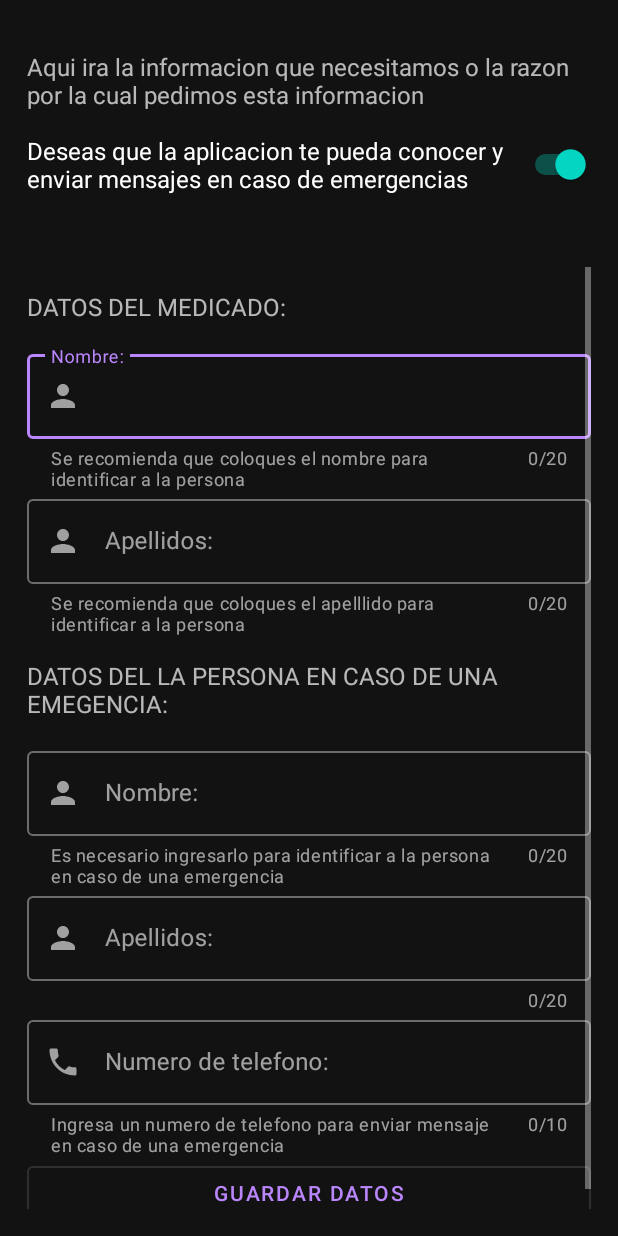
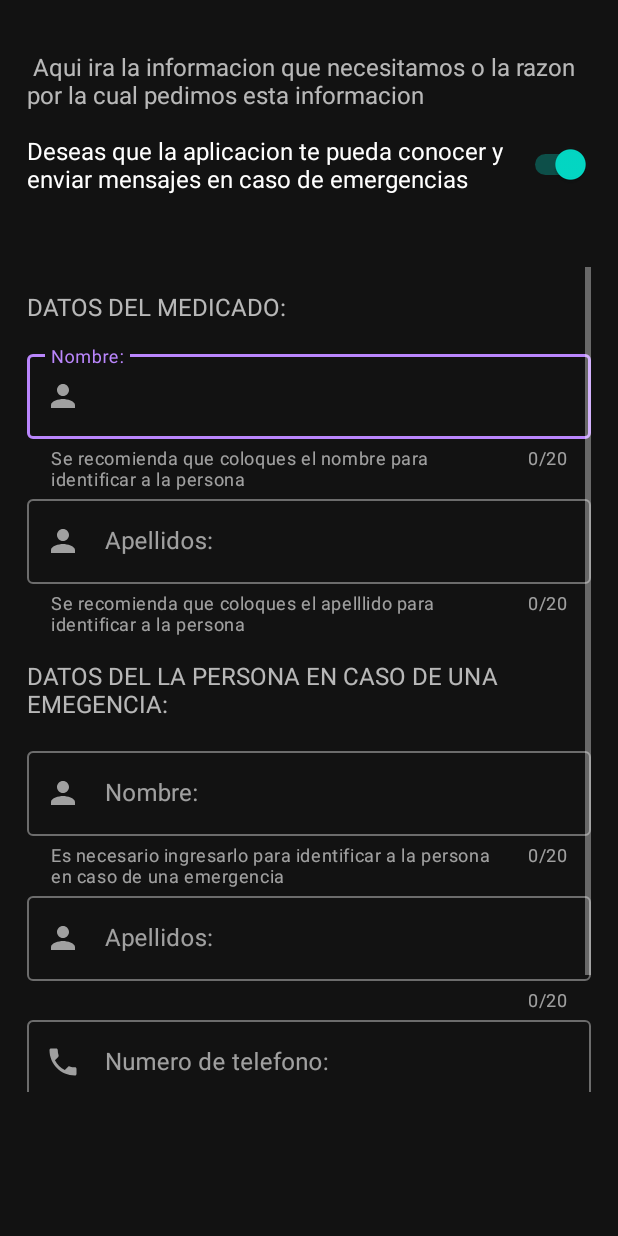
Before and after one commit to montdroud52468/MedIme, an Android app: the screen it shows after launch (Principal), after a tap on "Deseas que la aplicacion te pueda conoce", on a phone screen of 412 x 824 dp. Run offline under Robolectric (Android 15) with nearby library versions, the phone set to English and light mode, and no system bars.

Commit message:
principal y en el boton de mergencia Cambie el inicio y el mensaje

```diff
--- a/app/src/main/java/com/example/app/MainActivity.java
+++ b/app/src/main/java/com/example/app/MainActivity.java
@@ -42,7 +42,7 @@ public class MainActivity extends AppCompatActivity {
                 startActivity(intent);
                 finish();
             }
-        }, 6000);
+        }, 3000);
     }
 
 }
--- a/app/src/main/java/com/example/app/Presentacion27.java
+++ b/app/src/main/java/com/example/app/Presentacion27.java
@@ -186,7 +186,7 @@ public class Presentacion27 extends AppCompatActivity implements View.OnClickLis
         String apellit = preferencias.getString("Apellidot", "No Existe la informacion");
         String numbert = preferencias.getString("Numerot", "No Existe la informacion");
 
-        enviarMensaje(numbert,"Tu familiar "+usuario+" "+apelli+" Se encuentra en riesgo de favor de comunicrate con el en caso de que no conteste llama a emergencias.");
+        enviarMensaje(numbert,"¡¡¡EMERGENCIA!!!\nTu familiar "+usuario+" "+apelli+" se encuentra en riesgo,por favor comunicate con él, en caso de que no conteste llama a emergencias.");
     }
 
     private void enviarMensaje(String num, String str) {
--- a/app/src/main/java/com/example/app/Principal.java
+++ b/app/src/main/java/com/example/app/Principal.java
@@ -9,7 +9,9 @@ import android.os.Bundle;
 import android.view.View;
 import android.widget.Button;
 import android.widget.EditText;
+import android.widget.GridLayout;
 import android.widget.LinearLayout;
+import android.widget.ScrollView;
 import android.widget.Switch;
 import android.widget.Toast;
 
@@ -17,32 +19,36 @@ import com.google.android.material.textfield.TextInputLayout;
 
 public class Principal extends AppCompatActivity {
     TextInputLayout t1, t2, t3;
-    EditText cad1,cad2,cad3,cad4,cad5;
+    EditText cad1, cad2, cad3, cad4, cad5;
     Switch sw1;
-    LinearLayout layout;
+    GridLayout layout;
     Button omi, env;
+    ScrollView padr;
+
     @Override
     protected void onCreate(Bundle savedInstanceState) {
         super.onCreate(savedInstanceState);
         setContentView(R.layout.activity_principal);
-        cad1   = (EditText) findViewById(R.id.Nombre);
-        cad2   = (EditText) findViewById(R.id.Apellidos);
-        cad3   = (EditText) findViewById(R.id.NombreT);
-        cad4   = (EditText) findViewById(R.id.ApellidosT);
-        cad5   = (EditText) findViewById(R.id.NumeroT);
-        sw1 = (Switch)findViewById(R.id.sw1) ;
-        omi = (Button)findViewById(R.id.Omitir);
-        layout=(LinearLayout)findViewById(R.id.enc);
+        cad1 = (EditText) findViewById(R.id.Nombre);
+        cad2 = (EditText) findViewById(R.id.Apellidos);
+        cad3 = (EditText) findViewById(R.id.NombreT);
+        cad4 = (EditText) findViewById(R.id.ApellidosT);
+        cad5 = (EditText) findViewById(R.id.NumeroT);
+        sw1 = (Switch) findViewById(R.id.sw1);
+        omi = (Button) findViewById(R.id.Omitir);
+        layout = (GridLayout) findViewById(R.id.enc);
+        padr = (ScrollView) findViewById(R.id.padre);
+
         cargarPreferencias();
-        if(sw1.isChecked()){
+        if (sw1.isChecked()) {
             ence();
 
-        }else{
+        } else {
             apag();
         }
     }
 
-    public void ence(){
+    public void ence() {
 
         layout.setVisibility(View.VISIBLE);
         layout.setEnabled(true);
@@ -51,45 +57,44 @@ public class Principal extends AppCompatActivity {
 
     }
 
-    public void apag(){
+    public void apag() {
         layout.setVisibility(View.INVISIBLE);
         layout.setEnabled(false);
         omi.setVisibility(View.VISIBLE);
         omi.setEnabled(true);
     }
 
-    public void validarSw(View view){
-        if(sw1.isChecked()){
+    public void validarSw(View view) {
+        if (sw1.isChecked()) {
             ence();
 
-        }else{
+        } else {
             apag();
         }
     }
 
     private void cargarPreferencias() {
-        SharedPreferences preferencias=getSharedPreferences("Credenciales",Context.MODE_PRIVATE);
+        SharedPreferences preferencias = getSharedPreferences("Credenciales", Context.MODE_PRIVATE);
 
-        String usuario=preferencias.getString("Nombre","No Existe la informacion");
-        String apelli=preferencias.getString("Apellido","No Existe la informacion");
-        String usuariot=preferencias.getString("Nombret","No Existe la informacion");
-        String apellit=preferencias.getString("Apellidot","No Existe la informacion");
-        String numbert=preferencias.getString("Numerot","No Existe la informacion");
-        int pase=preferencias.getInt("Pase",0);
+        String usuario = preferencias.getString("Nombre", "No Existe la informacion");
+        String apelli = preferencias.getString("Apellido", "No Existe la informacion");
+        String usuariot = preferencias.getString("Nombret", "No Existe la informacion");
+        String apellit = preferencias.getString("Apellidot", "No Existe la informacion");
+        String numbert = preferencias.getString("Numerot", "No Existe la informacion");
+        int pase = preferencias.getInt("Pase", 0);
 
 
-
-        if(pase==0){
-            Toast.makeText(getApplicationContext(),"CREA UN NUEVO USUARIO",Toast.LENGTH_SHORT).show();
+        if (pase == 0) {
+            Toast.makeText(getApplicationContext(), "CREA UN NUEVO USUARIO", Toast.LENGTH_SHORT).show();
         }
-        if(pase==1){
-            Toast.makeText(getApplicationContext(),"INICIASTE COMO:"+usuario+" "+apelli,Toast.LENGTH_SHORT).show();
-            Intent intent = new Intent(Principal.this,Presentacion27.class);
+        if (pase == 1) {
+            Toast.makeText(getApplicationContext(), "INICIASTE COMO:" + usuario + " " + apelli, Toast.LENGTH_SHORT).show();
+            Intent intent = new Intent(Principal.this, Presentacion27.class);
             startActivity(intent);
             finish();
         }
-        if(pase==2){
-            Toast.makeText(getApplicationContext(),"EDITA USUARIO",Toast.LENGTH_SHORT).show();
+        if (pase == 2) {
+            Toast.makeText(getApplicationContext(), "EDITA USUARIO", Toast.LENGTH_SHORT).show();
             sw1.setChecked(true);
             cad1.setText(usuario);
             cad2.setText(apelli);
@@ -104,15 +109,15 @@ public class Principal extends AppCompatActivity {
         switch (view.getId()) {
             case R.id.Enviar:
                 guardar();
-                Toast.makeText(getApplicationContext(),"Datos Guardados con Exito",Toast.LENGTH_SHORT).show();
-                Intent intent = new Intent(Principal.this,Presentacion27.class);
+                Toast.makeText(getApplicationContext(), "Datos Guardados con Exito", Toast.LENGTH_SHORT).show();
+                Intent intent = new Intent(Principal.this, Presentacion27.class);
                 startActivity(intent);
                 finish();
                 break;
             case R.id.Omitir:
                 Omitir();
-                Toast.makeText(getApplicationContext(),"Datos Omitidos",Toast.LENGTH_SHORT).show();
-                Intent intent2 = new Intent(Principal.this,Presentacion27.class);
+                Toast.makeText(getApplicationContext(), "Datos Omitidos", Toast.LENGTH_SHORT).show();
+                Intent intent2 = new Intent(Principal.this, Presentacion27.class);
                 startActivity(intent2);
                 finish();
                 break;
@@ -120,35 +125,35 @@ public class Principal extends AppCompatActivity {
     }
 
     private void Omitir() {
-        SharedPreferences preferencias=getSharedPreferences("Credenciales",Context.MODE_PRIVATE);
-        String nom="";
-        SharedPreferences.Editor editor=preferencias.edit();
-        editor.putString("Nombre",nom);
-        editor.putString("Apellido",nom);
-        editor.putString("Nombret",nom);
-        editor.putString("Apellidot",nom);
-        editor.putString("Numerot",nom);
-        editor.putInt("Pase",1);
+        SharedPreferences preferencias = getSharedPreferences("Credenciales", Context.MODE_PRIVATE);
+        String nom = "";
+        SharedPreferences.Editor editor = preferencias.edit();
+        editor.putString("Nombre", nom);
+        editor.putString("Apellido", nom);
+        editor.putString("Nombret", nom);
+        editor.putString("Apellidot", nom);
+        editor.putString("Numerot", nom);
+        editor.putInt("Pase", 1);
 
         editor.commit();
     }
 
-    public void guardar(){
-        SharedPreferences preferencias=getSharedPreferences("Credenciales",Context.MODE_PRIVATE);
+    public void guardar() {
+        SharedPreferences preferencias = getSharedPreferences("Credenciales", Context.MODE_PRIVATE);
 
-        String nom=cad1.getText().toString();
-        String ape=cad2.getText().toString();
-        String num=cad5.getText().toString();
-        String nomt=cad3.getText().toString();
-        String apet=cad4.getText().toString();
+        String nom = cad1.getText().toString();
+        String ape = cad2.getText().toString();
+        String num = cad5.getText().toString();
+        String nomt = cad3.getText().toString();
+        String apet = cad4.getText().toString();
 
-        SharedPreferences.Editor editor=preferencias.edit();
-        editor.putString("Nombre",nom);
-        editor.putString("Apellido",ape);
-        editor.putString("Nombret",nomt);
-        editor.putString("Apellidot",apet);
-        editor.putString("Numerot",num);
-        editor.putInt("Pase",1);
+        SharedPreferences.Editor editor = preferencias.edit();
+        editor.putString("Nombre", nom);
+        editor.putString("Apellido", ape);
+        editor.putString("Nombret", nomt);
+        editor.putString("Apellidot", apet);
+        editor.putString("Numerot", num);
+        editor.putInt("Pase", 1);
 
         editor.commit();
 
--- a/app/src/main/res/anim/des_abajo.xml
+++ b/app/src/main/res/anim/des_abajo.xml
@@ -3,9 +3,9 @@
     <translate
         android:fromXDelta="0"
         android:fromYDelta="-75%"
-        android:duration="4000"/>
+        android:duration="2000"/>
     <alpha
         android:fromAlpha="0.1"
         android:toAlpha="1.0"
-        android:duration="4000"/>
+        android:duration="2000"/>
 </set>
--- a/app/src/main/res/anim/des_arriba.xml
+++ b/app/src/main/res/anim/des_arriba.xml
@@ -3,9 +3,9 @@
     <translate
         android:fromXDelta="0"
         android:fromYDelta="75%"
-        android:duration="4000"/>
+        android:duration="2000"/>
     <alpha
         android:fromAlpha="0.1"
         android:toAlpha="1.0"
-        android:duration="4000"/>
+        android:duration="2000"/>
 </set>
--- a/app/src/main/res/layout/activity_presentacion27.xml
+++ b/app/src/main/res/layout/activity_presentacion27.xml
@@ -69,7 +69,7 @@
                     <TextView
                         android:layout_width="wrap_content"
                         android:layout_height="wrap_content"
-                        android:text="LLAMAR A EMERGENCIAS"
+                        android:text="LLAMAR A EMERGENCIAS XD"
                         android:textStyle="bold"
                         android:id="@+id/TxtEme"
                         android:textAlignment="center"/>
--- a/app/src/main/res/layout/activity_principal.xml
+++ b/app/src/main/res/layout/activity_principal.xml
@@ -4,45 +4,15 @@
     xmlns:tools="http://schemas.android.com/tools"
     android:layout_width="match_parent"
     android:layout_height="match_parent"
+    android:layout_margin="18dp"
     android:orientation="vertical"
-    android:layout_margin="18dp"
     tools:context=".Principal">
 
-    <TextView
-        android:layout_width="match_parent"
-        android:layout_height="wrap_content"
-        android:textSize="16dp"
-        android:layout_marginVertical="15dp"
-        android:text="Aqui ira la informacion que necesitamos o la razon por la cual pedimos esta informacion "/>
+    <ScrollView
+        android:layout_width="wrap_content"
+        android:layout_height="match_parent"
+        android:id="@+id/padre">
 
-    <Switch
-        android:id="@+id/sw1"
-        android:checked="false"
-        android:onClick="validarSw"
-        android:textSize="16dp"
-        android:layout_width="match_parent"
-        android:layout_height="wrap_content"
-        android:text="Deseas que la aplicacion te pueda conocer y enviar mensajes en caso de emergencias" />
-
-
-    <Button
-        android:id="@+id/Omitir"
-        android:layout_width="match_parent"
-        android:layout_height="wrap_content"
-        android:gravity="center"
-        android:onClick="onclickPrin"
-        style="@style/Widget.MaterialComponents.Button.OutlinedButton"
-        android:text="Guardar Datos" />
-
-
-    <LinearLayout
-        android:layout_width="match_parent"
-        android:layout_height="wrap_content"
-        android:orientation="vertical"
-        android:id="@+id/enc">
-        <ScrollView
-            android:layout_width="match_parent"
-            android:layout_height="wrap_content">
         <LinearLayout
             android:layout_width="match_parent"
             android:layout_height="wrap_content"
@@ -51,140 +21,178 @@
             <TextView
                 android:layout_width="match_parent"
                 android:layout_height="wrap_content"
+                android:layout_marginVertical="15dp"
+                android:text=" Aqui ira la informacion que necesitamos o la razon por la cual pedimos esta informacion"
+                android:textSize="16dp" />
+
+            <Switch
+                android:id="@+id/sw1"
+                android:layout_width="match_parent"
+                android:layout_height="wrap_content"
+                android:checked="false"
+                android:onClick="validarSw"
+                android:text="Deseas que la aplicacion te pueda conocer y enviar mensajes en caso de emergencias"
+                android:textSize="16dp" />
+
+
+            <Button
+                android:id="@+id/Omitir"
+                style="@style/Widget.MaterialComponents.Button.OutlinedButton"
+                android:layout_width="match_parent"
+                android:layout_height="wrap_content"
+                android:gravity="center"
+                android:onClick="onclickPrin"
+                android:text="Guardar Datos" />
+
+            <GridLayout
+                android:layout_width="match_parent"
+                android:layout_height="550dp"
+                android:layout_below="@id/title"
+                android:id="@+id/enc"
+                android:columnCount="1"
+                android:rowCount="1">
+
+                    <ScrollView
+                        android:layout_width="match_parent"
+                        android:layout_height="wrap_content"
+                        android:id="@+id/hijo">
+
+                        <LinearLayout
+                            android:layout_width="match_parent"
+                            android:layout_height="wrap_content"
+                            android:orientation="vertical">
+
+                            <TextView
+                                android:layout_width="match_parent"
+                                android:layout_height="wrap_content"
+                                android:layout_marginVertical="15dp"
                                 android:text="DATOS DEL MEDICADO: "
-                    android:textSize="16dp"
-                    android:layout_marginVertical="15dp"/>
+                                android:textSize="16dp" />
 
                             <com.google.android.material.textfield.TextInputLayout
+                                android:id="@+id/T1"
+                                style="@style/Widget.MaterialComponents.TextInputLayout.OutlinedBox"
                                 android:layout_width="match_parent"
                                 android:layout_height="wrap_content"
-                    style="@style/Widget.MaterialComponents.TextInputLayout.OutlinedBox"
-                    app:startIconDrawable="@drawable/ic_baseline_person_24"
+                                android:hint="Nombre:"
+                                app:counterEnabled="true"
+                                app:counterMaxLength="20"
+                                app:endIconMode="clear_text"
                                 app:helperText="Se recomienda que coloques el nombre para identificar a la persona"
-                    app:counterEnabled="true"
-                    app:endIconMode="clear_text"
-                    app:counterMaxLength="20"
-                    android:id="@+id/T1"
-                    android:hint="Nombre:"
-                    >
+                                app:startIconDrawable="@drawable/ic_baseline_person_24">
 
                                 <com.google.android.material.textfield.TextInputEditText
+                                    android:id="@+id/Nombre"
                                     android:layout_width="match_parent"
                                     android:layout_height="wrap_content"
-                        android:inputType="textPersonName"
-                        android:id="@+id/Nombre"/>
+                                    android:inputType="textPersonName" />
 
                             </com.google.android.material.textfield.TextInputLayout>
 
                             <com.google.android.material.textfield.TextInputLayout
+                                android:id="@+id/T2"
+                                style="@style/Widget.MaterialComponents.TextInputLayout.OutlinedBox"
                                 android:layout_width="match_parent"
                                 android:layout_height="wrap_content"
-                    style="@style/Widget.MaterialComponents.TextInputLayout.OutlinedBox"
-                    app:startIconDrawable="@drawable/ic_baseline_person_24"
+                                android:hint="Apellidos:"
                                 app:counterEnabled="true"
+                                app:counterMaxLength="20"
                                 app:endIconMode="clear_text"
-                    app:counterMaxLength="20"
                                 app:helperText="Se recomienda que coloques el apelllido para identificar a la persona"
-                    android:id="@+id/T2"
-                    android:hint="Apellidos:"
-                    >
+                                app:startIconDrawable="@drawable/ic_baseline_person_24">
 
                                 <com.google.android.material.textfield.TextInputEditText
+                                    android:id="@+id/Apellidos"
                                     android:layout_width="match_parent"
                                     android:layout_height="wrap_content"
-                        android:id="@+id/Apellidos"
-                        android:inputType="textPersonName"/>
+                                    android:inputType="textPersonName" />
 
                             </com.google.android.material.textfield.TextInputLayout>
 
 
                             <TextView
                                 android:layout_width="match_parent"
+                                android:layout_height="wrap_content"
                                 android:layout_marginVertical="15dp"
-                    android:layout_height="wrap_content"
-                    android:textSize="16dp"
-                    android:text="DATOS DEL LA PERSONA EN CASO DE UNA EMEGENCIA: "/>
+                                android:text="DATOS DEL LA PERSONA EN CASO DE UNA EMEGENCIA: "
+                                android:textSize="16dp" />
 
                             <com.google.android.material.textfield.TextInputLayout
+                                style="@style/Widget.MaterialComponents.TextInputLayout.OutlinedBox"
                                 android:layout_width="match_parent"
                                 android:layout_height="wrap_content"
-                    style="@style/Widget.MaterialComponents.TextInputLayout.OutlinedBox"
-                    app:startIconDrawable="@drawable/ic_baseline_person_24"
+                                android:hint="Nombre:"
+                                app:counterEnabled="true"
+                                app:counterMaxLength="20"
+                                app:endIconMode="clear_text"
                                 app:helperText="Es necesario ingresarlo para identificar a la persona en caso de una emergencia"
-                    app:counterEnabled="true"
-                    app:endIconMode="clear_text"
-                    app:counterMaxLength="20"
-                    android:hint="Nombre:"
-                    >
+                                app:startIconDrawable="@drawable/ic_baseline_person_24">
 
                                 <com.google.android.material.textfield.TextInputEditText
+                                    android:id="@+id/NombreT"
                                     android:layout_width="match_parent"
                                     android:layout_height="wrap_content"
-                        android:inputType="textPersonName"
-                        android:id="@+id/NombreT"/>
+                                    android:inputType="textPersonName" />
 
                             </com.google.android.material.textfield.TextInputLayout>
 
                             <com.google.android.material.textfield.TextInputLayout
+                                style="@style/Widget.MaterialComponents.TextInputLayout.OutlinedBox"
                                 android:layout_width="match_parent"
                                 android:layout_height="wrap_content"
-                    style="@style/Widget.MaterialComponents.TextInputLayout.OutlinedBox"
-                    app:startIconDrawable="@drawable/ic_baseline_person_24"
+                                android:hint="Apellidos:"
                                 app:counterEnabled="true"
+                                app:counterMaxLength="20"
                                 app:endIconMode="clear_text"
-                    app:counterMaxLength="20"
-                    android:hint="Apellidos:"
-                    >
+                                app:startIconDrawable="@drawable/ic_baseline_person_24">
 
                                 <com.google.android.material.textfield.TextInputEditText
+                                    android:id="@+id/ApellidosT"
                                     android:layout_width="match_parent"
                                     android:layout_height="wrap_content"
-                        android:id="@+id/ApellidosT"
-                        android:inputType="textPersonName"/>
+                                    android:inputType="textPersonName" />
 
                             </com.google.android.material.textfield.TextInputLayout>
 
                             <com.google.android.material.textfield.TextInputLayout
+                                style="@style/Widget.MaterialComponents.TextInputLayout.OutlinedBox"
                                 android:layout_width="match_parent"
                                 android:layout_height="wrap_content"
-                    style="@style/Widget.MaterialComponents.TextInputLayout.OutlinedBox"
-                    app:startIconDrawable="@drawable/ic_baseline_phone_24"
+                                android:hint="Numero de telefono:"
                                 app:counterEnabled="true"
+                                app:counterMaxLength="10"
+                                app:endIconMode="clear_text"
                                 app:helperText="Ingresa un numero de telefono para enviar mensaje en caso de una emergencia"
-                    app:endIconMode="clear_text"
-                    app:counterMaxLength="10"
-                    android:hint="Numero de telefono:"
-                    >
+                                app:startIconDrawable="@drawable/ic_baseline_phone_24">
 
                                 <com.google.android.material.textfield.TextInputEditText
+                                    android:id="@+id/NumeroT"
                                     android:layout_width="match_parent"
                                     android:layout_height="wrap_content"
-                        android:id="@+id/NumeroT"
-                        android:inputType="number"/>
+                                    android:inputType="number" />
 
                             </com.google.android.material.textfield.TextInputLayout>
 
 
-
                             <Button
                                 android:id="@+id/Enviar"
+                                style="@style/Widget.MaterialComponents.Button.OutlinedButton"
                                 android:layout_width="match_parent"
                                 android:layout_height="wrap_content"
                                 android:gravity="center"
                                 android:onClick="onclickPrin"
-                    style="@style/Widget.MaterialComponents.Button.OutlinedButton"
                                 android:text="Guardar Datos" />
 
 
                         </LinearLayout>
 
 
+                    </ScrollView>
 
+            </GridLayout>
+
+        </LinearLayout>
 
     </ScrollView>
 
-
 </LinearLayout>
-
-
-</LinearLayout>
```
Lines whose indentation alone changed are shown as unchanged.
